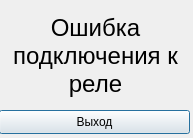
Before: the Qt Designer form errorconnectiondialog.ui in beeleph/PanelRegata2, drawn with Qt 5.
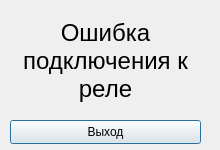
After: the same form once the commit is applied.

```diff
--- a/errorconnectiondialog.ui
+++ b/errorconnectiondialog.ui
@@ -9,8 +9,8 @@
    <rect>
     <x>0</x>
     <y>0</y>
-    <width>193</width>
-    <height>138</height>
+    <width>220</width>
+    <height>150</height>
    </rect>
   </property>
   <property name="focusPolicy">
@@ -22,10 +22,10 @@
   <widget class="QLabel" name="label">
    <property name="geometry">
     <rect>
-     <x>0</x>
-     <y>0</y>
+     <x>10</x>
+     <y>10</y>
      <width>191</width>
-     <height>111</height>
+     <height>101</height>
     </rect>
    </property>
    <property name="font">
@@ -46,8 +46,8 @@
   <widget class="QPushButton" name="pushButton">
    <property name="geometry">
     <rect>
-     <x>-1</x>
-     <y>110</y>
+     <x>10</x>
+     <y>120</y>
      <width>191</width>
      <height>24</height>
     </rect>
```
